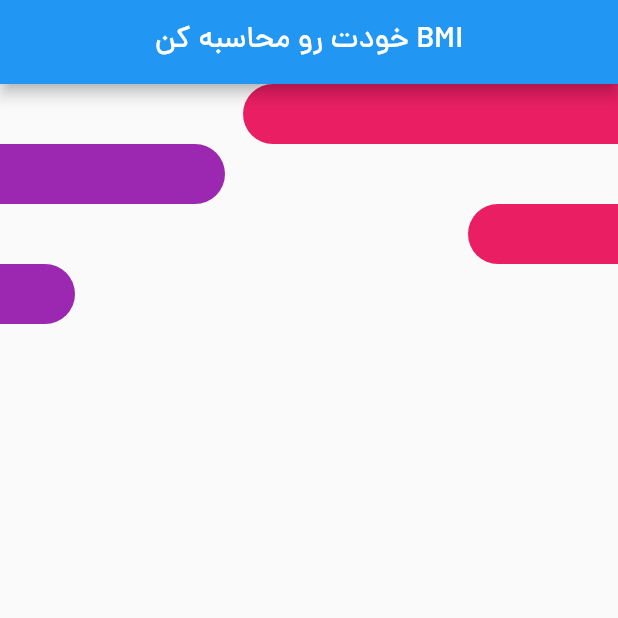
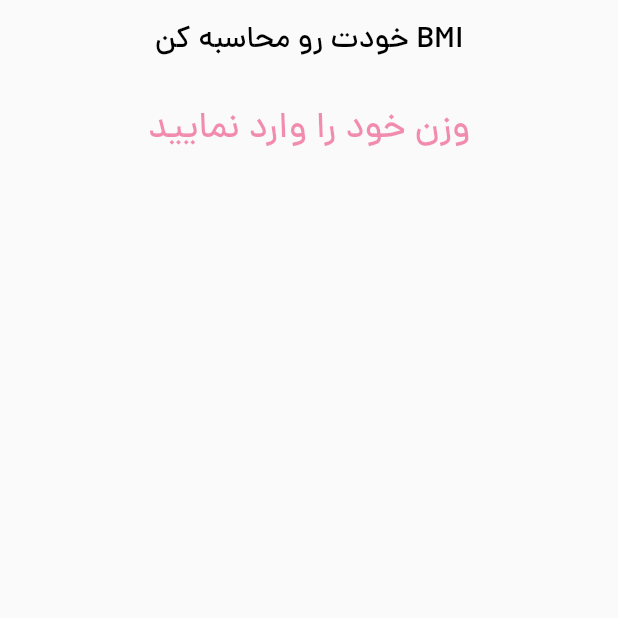
Before and after one commit to alirezakariminejad/flutter_bmi, a Flutter app: the screen it shows after launch, on a phone screen of 412 x 824 dp, the top half of it. Run offline on Flutter 3.47's test engine with Material 2 defaults, Android fonts, the phone set to English and light mode, and no system bars; our stand-ins replace hexcolor.

Commit message:
Add TextField to get the weight

```diff
--- a/lib/main.dart
+++ b/lib/main.dart
@@ -1,4 +1,7 @@
+import 'dart:ui';
+
 import 'package:flutter/material.dart';
+import 'package:flutter_bmi_app/constants/constants.dart';
 import 'package:flutter_bmi_app/widgets/background_shape_left.dart';
 import 'package:flutter_bmi_app/widgets/background_shape_right.dart';
 
@@ -19,19 +22,47 @@
           title: Text(
             'BMI خودت رو محاسبه کن',
             textDirection: TextDirection.rtl,
+            style: TextStyle(color: Colors.black),
           ),
           centerTitle: true,
+          backgroundColor: Colors.transparent,
+          elevation: 0,
         ),
         body: SafeArea(
           child: Column(
             children: [
-              RightShape(width: 250.0),
-              // SizedBox(height: 40.0),
-              LeftShape(width: 150.0),
-              // SizedBox(height: 40.0),
-              RightShape(width: 100.0),
-              // SizedBox(height: 40.0),
-              LeftShape(width: 50.0),
+              Row(
+                mainAxisAlignment: MainAxisAlignment.center,
+                children: [
+                  Container(
+                    width: 275.0,
+                    child: TextField(
+                      style: TextStyle(
+                          fontSize: 24.0,
+                          // fontWeight: FontWeight.bold,
+                          color: rubyColor),
+                      textDirection: TextDirection.ltr,
+                      textAlign: TextAlign.center,
+                      keyboardType: TextInputType.number,
+                      decoration: InputDecoration(
+                        border: InputBorder.none,
+                        hintText: 'وزن خود را وارد نمایید',
+                        hintStyle: TextStyle(
+                          color: rubyColor.withOpacity(0.5),
+                        ),
+                      ),
+                    ),
+                  ),
+                ],
+              )
+
+              // RightShape(width: 250.0),
+              // // SizedBox(height: 40.0),
+              // LeftShape(width: 150.0),
+              // // SizedBox(height: 40.0),
+              // RightShape(width: 100.0),
+              // // SizedBox(height: 40.0),
+              // LeftShape(width: 50.0),
             ],
           ),
         ),
```
